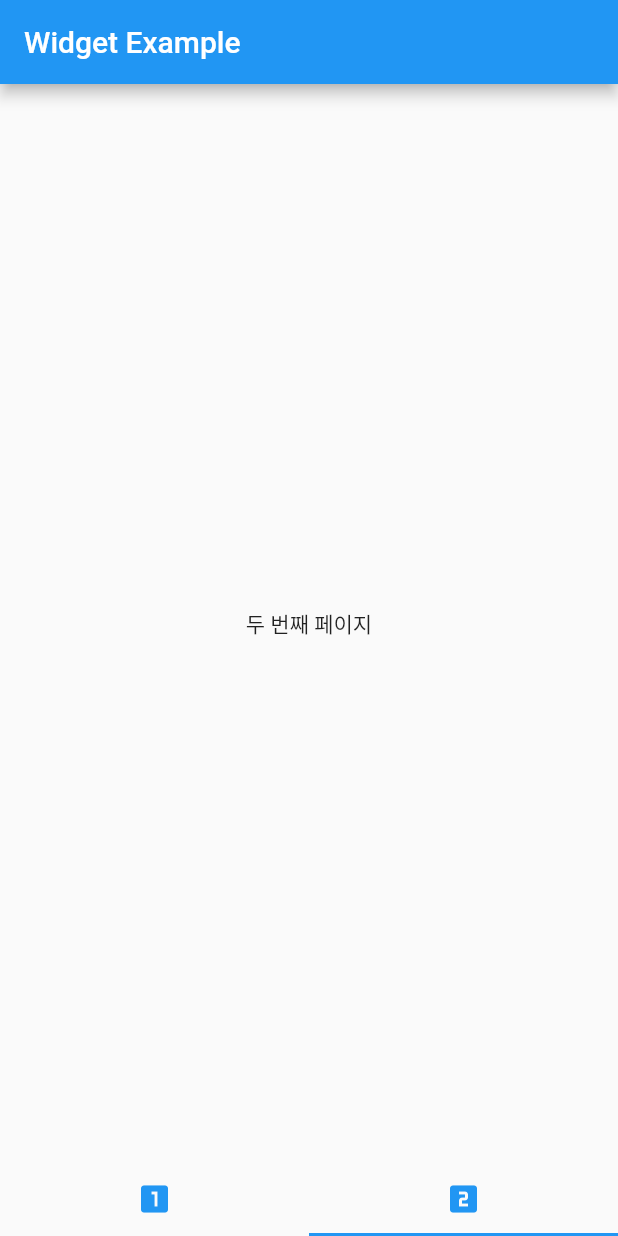
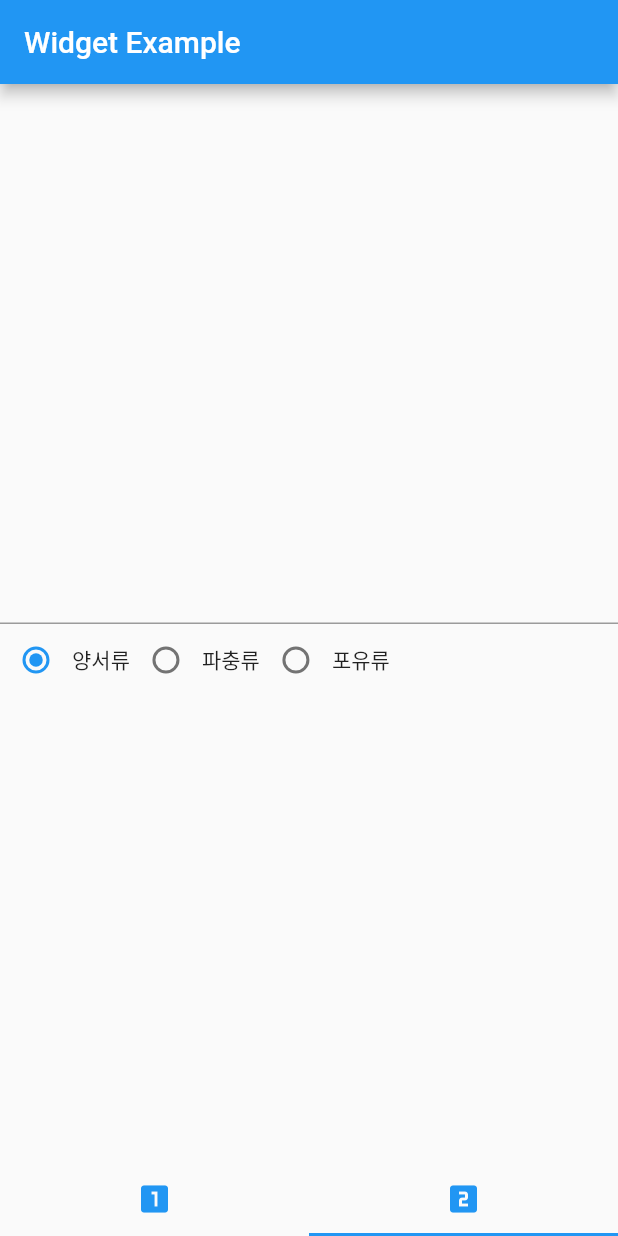
Before and after one commit to kimsegwan/first_flutter_app, a Flutter app: the screen it shows after launch, tab 2 chosen, on a phone screen of 412 x 824 dp. Run offline on Flutter 3.47's test engine with Material 2 defaults, Android fonts, the phone set to English and light mode, and no system bars.

```diff
--- a/lib/main.dart
+++ b/lib/main.dart
@@ -66,7 +66,7 @@ class _WidgetExampleState extends State<WidgetApp>
     animalList.add(Animal(animalName: '여우', kind: '포유류', imagePath: 'repo/images/fox.png', flyExist: false));
     animalList.add(Animal(animalName: '원숭이', kind: '영장류', imagePath: 'repo/images/monkey.png', flyExist: false));
     animalList.add(Animal(animalName: '돼지', kind: '포유류', imagePath: 'repo/images/pig.png', flyExist: false));
-    animalList.add(Animal(animalName: '벌', kind: '늑대', imagePath: 'repo/images/woolf.png', flyExist: false));
+    animalList.add(Animal(animalName: '늑대', kind: '포유류', imagePath: 'repo/images/wolf.png', flyExist: false));
   }
 
   @override
--- a/lib/sub/secondPage.dart
+++ b/lib/sub/secondPage.dart
@@ -1,17 +1,52 @@
 import 'package:flutter/material.dart';
 import '../animalItem.dart';
 
-class SecondApp extends StatelessWidget {
-  final List<Animal> list;
+class SecondApp extends StatefulWidget {
+  List<Animal> list;
   SecondApp({Key? key, required this.list}) : super(key: key);
+
+  @override
+  State<StatefulWidget> createState() => _SecondApp();
+}
+
+class _SecondApp extends State<SecondApp> {
+  final nameController = TextEditingController();
+  int _radioValue = 0;
+
   @override
   Widget build(BuildContext context) {
     return Scaffold(
       body: Container(
         child: Center(
-          child: Text('두 번째 페이지'),
+          child: Column(
+            mainAxisAlignment: MainAxisAlignment.center,
+            children: <Widget>[
+              TextField(
+                controller: nameController,
+                keyboardType: TextInputType.text,
+                maxLines: 1,
+              ),
+              Row(
+                children: [
+                  Radio(value: 0, groupValue: _radioValue, onChanged: _radioChange),
+                  Text('양서류'),
+                  Radio(value: 1, groupValue: _radioValue, onChanged: _radioChange),
+                  Text('파충류'),
+                  Radio(value: 2, groupValue: _radioValue, onChanged: _radioChange),
+                  Text('포유류'),
+                ],
+              ),
+            ],
+          ),
         ),
       ),
     );
   }
+
+  _radioChange(dynamic value) {
+    print('value: $value');
+    setState(() {
+      _radioValue = value;
+    });
+  }
 }
```
Also changed, not shown: lib/sub/firstPage.dart (+21 -8 lines).
